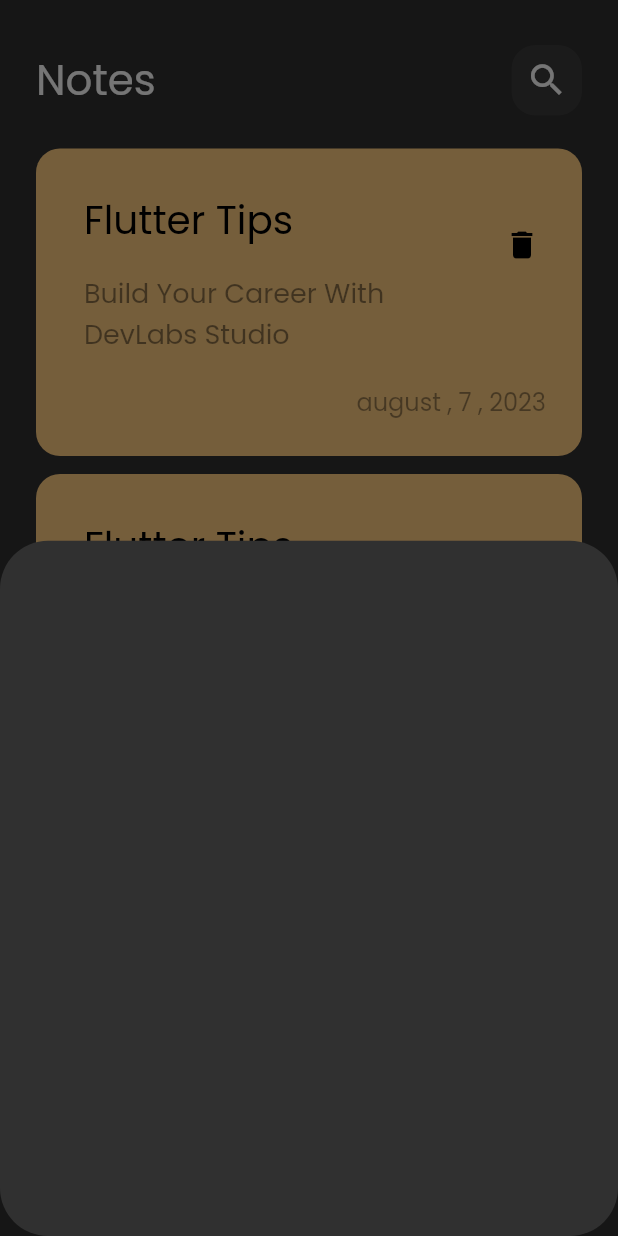
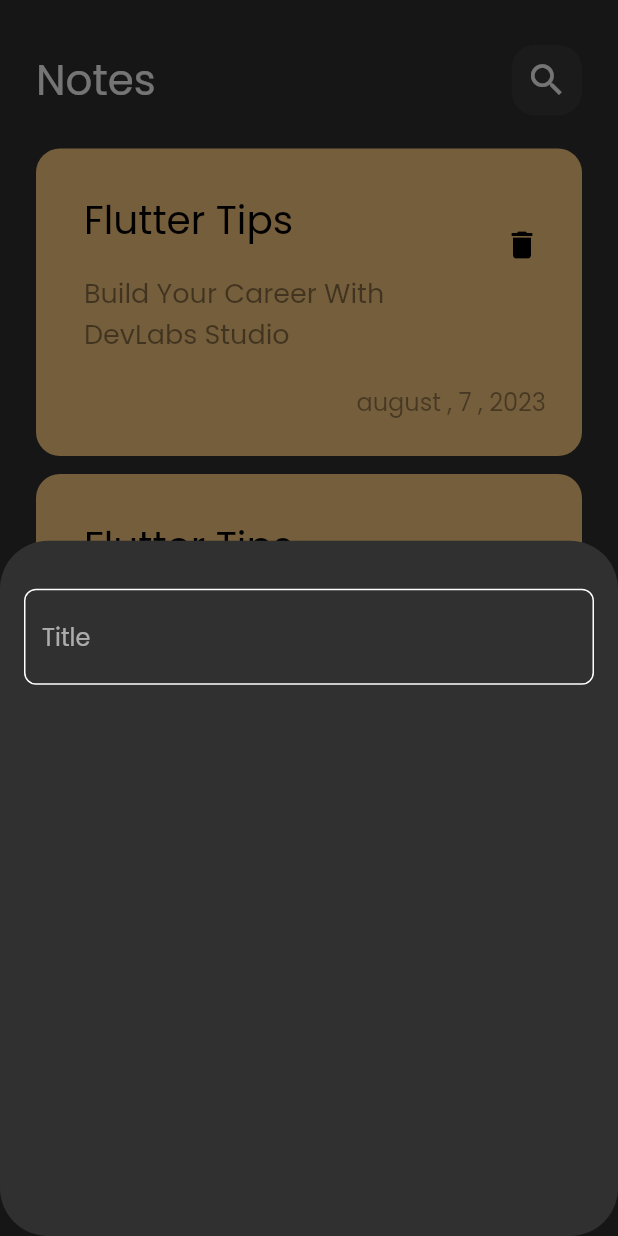
Before and after one commit to Mohamed-Aldakeshy/Notes_app, a Flutter app: the screen it shows after launch, after a tap on the "add" icon, on a phone screen of 412 x 824 dp. Run offline on Flutter 3.47's test engine with Material 2 defaults, Android fonts, the phone set to English and light mode, and no system bars.

Commit message:
Create Custom TextField

```diff
--- /dev/null
+++ b/lib/constants.dart
@@ -0,0 +1,3 @@
+import 'package:flutter/material.dart';
+
+const kPrimaryColor = Color(0xff62FCD7);
--- a/lib/views/Widgets/add_note_button_sheet.dart
+++ b/lib/views/Widgets/add_note_button_sheet.dart
@@ -1,10 +1,21 @@
 import 'package:flutter/material.dart';
+import 'package:notes_app/views/Widgets/text_field.dart';
 
 class AddNoteButtonSheet extends StatelessWidget {
   const AddNoteButtonSheet({super.key});
 
   @override
   Widget build(BuildContext context) {
-    return Container();
+    return Padding(
+      padding: const EdgeInsets.symmetric(horizontal: 16),
+      child: Column(
+        children: [
+          SizedBox(
+            height: 32,
+          ),
+          CustomTextField(),
+        ],
+      ),
+    );
   }
 }
--- /dev/null
+++ b/lib/views/Widgets/text_field.dart
@@ -0,0 +1,28 @@
+import 'package:flutter/material.dart';
+import 'package:notes_app/constants.dart';
+
+class CustomTextField extends StatelessWidget {
+  const CustomTextField({super.key});
+
+  @override
+  Widget build(BuildContext context) {
+    return TextField(
+      cursorColor: kPrimaryColor,
+      decoration: InputDecoration(
+        hintText: 'Title',
+        border: OutlineInputBorder(
+          borderRadius: BorderRadius.circular(8),
+          borderSide: BorderSide(color: Colors.white),
+        ),
+        enabledBorder: OutlineInputBorder(
+          borderRadius: BorderRadius.circular(8),
+          borderSide: BorderSide(color: Colors.white),
+        ),
+        focusedBorder: OutlineInputBorder(
+          borderRadius: BorderRadius.circular(8),
+          borderSide: BorderSide(color: kPrimaryColor),
+        ),
+      ),
+    );
+  }
+}
```
